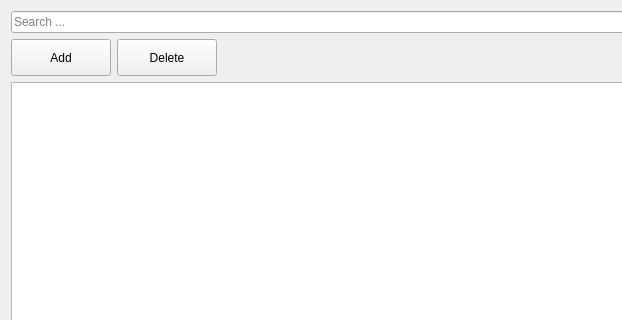
First picture: the form in ui/offPeriodView.ui, repository olk90/shift, before the edit; both pictures show x 0 to 622 and y 0 to 320 of the 988 by 688 pixel window.
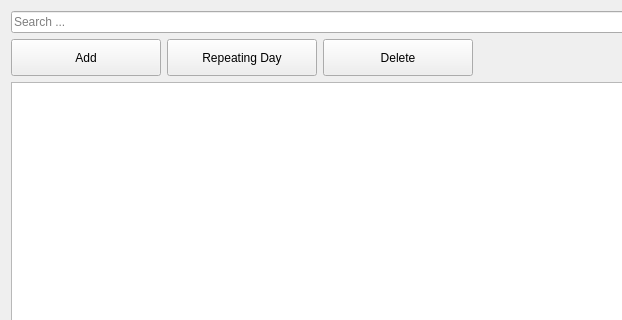
Second picture: the form after the edit.

Commit message:
added repeating off day dialog
- translations not yet complete!

```diff
--- a/ui/offPeriodView.ui
+++ b/ui/offPeriodView.ui
@@ -35,7 +35,7 @@
         <widget class="QPushButton" name="addButton">
          <property name="minimumSize">
           <size>
-           <width>100</width>
+           <width>150</width>
            <height>37</height>
           </size>
          </property>
@@ -44,11 +44,24 @@
          </property>
         </widget>
        </item>
+       <item>
+        <widget class="QPushButton" name="repeatingButton">
+         <property name="minimumSize">
+          <size>
+           <width>150</width>
+           <height>37</height>
+          </size>
+         </property>
+         <property name="text">
+          <string>Repeating Day</string>
+         </property>
+        </widget>
+       </item>
        <item>
         <widget class="QPushButton" name="deleteButton">
          <property name="minimumSize">
           <size>
-           <width>100</width>
+           <width>150</width>
            <height>37</height>
           </size>
          </property>
```
The commit also changes 7 other files.
